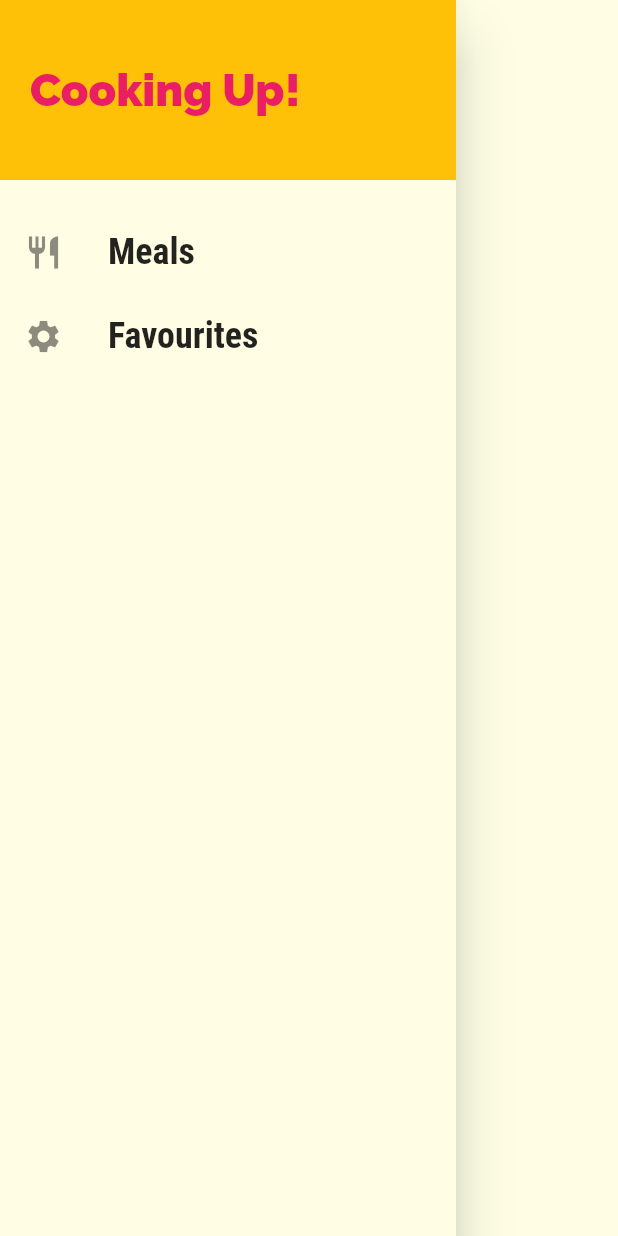
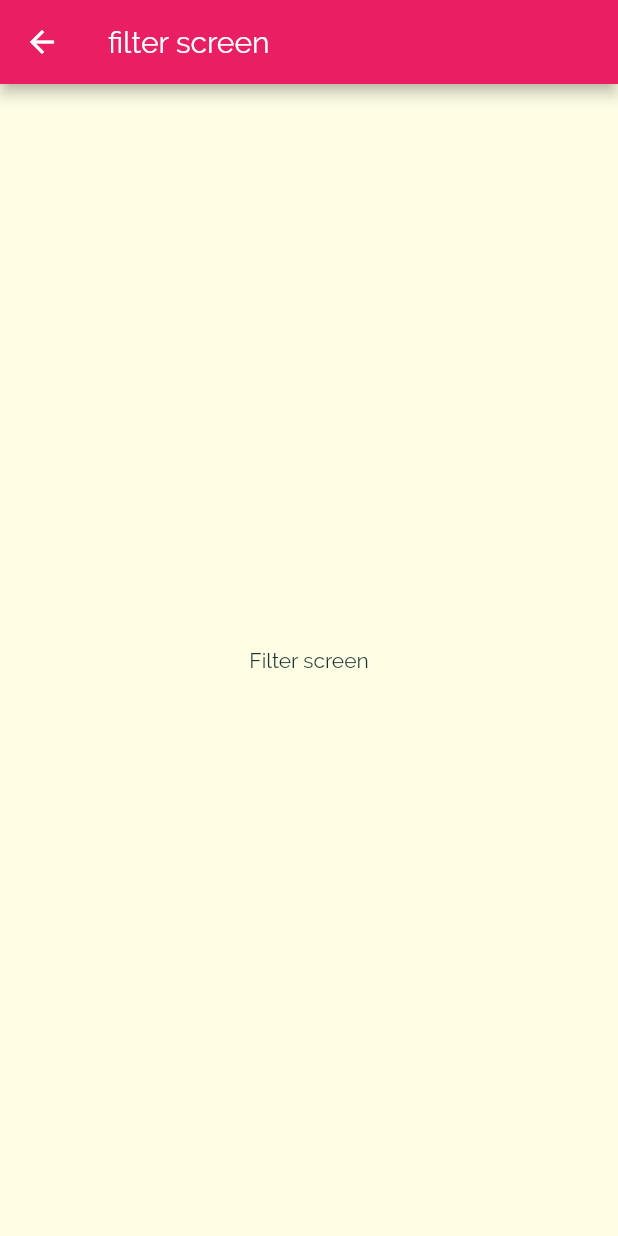
Before and after one commit to shuvo18103107/Meals-App, a Flutter app: the Maindrawer widget shown alone on an empty page, opened directly, after a tap on "Favourites", on a phone screen of 412 x 824 dp. Run offline on Flutter 3.47's test engine with Material 2 defaults, Android fonts, the phone set to English and light mode, and no system bars.

Commit message:
✅ Adding links to the drawer

```diff
--- a/lib/main.dart
+++ b/lib/main.dart
@@ -1,4 +1,5 @@
 import 'package:flutter/material.dart';
+import './screens/filter_screen.dart';
 import 'package:meals_app/screens/tabs_Screen.dart';
 import './screens/category_meals_screen.dart';
 import './screens/tabs_Screen.dart';
@@ -40,7 +41,8 @@ class MyApp extends StatelessWidget {
         '/': (_) => TabsScreen(),
 
         CategoryMealsScreen.routeName: (_) => CategoryMealsScreen(),
-        MealDetailScreen.routeName: (_) => MealDetailScreen()
+        MealDetailScreen.routeName: (_) => MealDetailScreen(),
+        FilterScreen.routeName: (_) => FilterScreen()
         // we can type this route name but drawback is we have to manually type this routename in pushNamed method so type e vul hole app break hote pare eta ekta jamela
         //builder function
       },
--- /dev/null
+++ b/lib/screens/filter_screen.dart
@@ -0,0 +1,17 @@
+import 'package:flutter/material.dart';
+
+class FilterScreen extends StatelessWidget {
+  static const routeName = '/filter-screen';
+
+  @override
+  Widget build(BuildContext context) {
+    // jehutu favourite screen r category sceen ekhn tabbar er controlle tai eta tavview e just content dekhabe alada kore scafold use kore appbar ba body er drkr nai
+    return Scaffold(
+        appBar: AppBar(
+          title: Text('filter screen'),
+        ),
+        body: Center(
+          child: Text('Filter screen'),
+        ));
+  }
+}
--- a/lib/widgets/main_drawer.dart
+++ b/lib/widgets/main_drawer.dart
@@ -1,7 +1,8 @@
 import 'package:flutter/material.dart';
+import '../screens/filter_screen.dart';
 
 class Maindrawer extends StatelessWidget {
-  Widget drawerItem(String title, IconData icon) {
+  Widget drawerItem(String title, IconData icon, Function tapHandler) {
     return ListTile(
         leading: Icon(
           icon,
@@ -14,10 +15,7 @@ class Maindrawer extends StatelessWidget {
               fontSize: 24,
               fontWeight: FontWeight.bold),
         ),
-      onTap: () {
-        //...
-      },
-    );
+        onTap: tapHandler);
   }
 
   @override
@@ -46,8 +44,10 @@ class Maindrawer extends StatelessWidget {
           SizedBox(
             height: 20,
           ),
-          drawerItem('Meals', Icons.restaurant),
-          drawerItem('Favourites', Icons.settings),
+          drawerItem('Meals', Icons.restaurant,
+              () => Navigator.of(context).pushNamed('/')),
+          drawerItem('Favourites', Icons.settings,
+              () => Navigator.of(context).pushNamed(FilterScreen.routeName)),
         ],
       ),
     );
```
Lines whose indentation alone changed are shown as unchanged.
